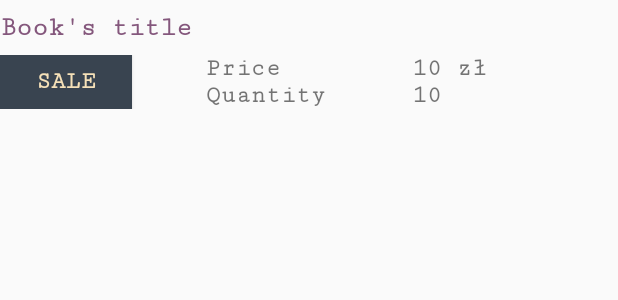
After one commit to eovka/BookInventory, an Android app: the layout book_item.xml on its own in the app's theme, with its tools: preview values and no code run, on a phone screen of 412 x 824 dp. The commit adds this screen. Shown: the top 300 px of the screen. Run offline under Robolectric (Android 15) with nearby library versions, the phone set to English and light mode, and no system bars.

Commit message:
ListView + item layout, CursorAdapter with ViewHolder

```diff
--- a/app/src/main/java/pl/pisze_czytam/bookinventory/BooksEditor.java
+++ b/app/src/main/java/pl/pisze_czytam/bookinventory/BooksEditor.java
@@ -121,12 +121,6 @@ public class BooksEditor extends AppCompatActivity {
                     Toast.makeText(this, R.string.book_required, Toast.LENGTH_SHORT).show();
                     return true;
                 }
-                int quantity = Integer.parseInt(bind.booksNumber.getText().toString().trim());
-                double price = Double.parseDouble(bind.bookPrice.getText().toString().trim());
-                if (quantity < 0 || price < 0.0) {
-                    Toast.makeText(this, R.string.values_below_zero, Toast.LENGTH_SHORT).show();
-                    return true;
-                }
                 insertBook();
                 finish();
                 return true;
--- /dev/null
+++ b/app/src/main/res/layout/book_item.xml
@@ -0,0 +1,74 @@
+<?xml version="1.0" encoding="utf-8"?>
+<LinearLayout xmlns:android="http://schemas.android.com/apk/res/android"
+    xmlns:tools="http://schemas.android.com/tools"
+    android:layout_width="match_parent"
+    android:layout_height="wrap_content"
+    android:orientation="vertical">
+
+    <TextView
+        android:id="@+id/title_view"
+        style="@style/ListItemTitle"
+        android:lines="1"
+        tools:text="Book's title" />
+
+    <LinearLayout
+        android:layout_width="match_parent"
+        android:layout_height="wrap_content"
+        android:baselineAligned="false"
+        android:orientation="horizontal"
+        android:paddingBottom="@dimen/standard_padding">
+
+        <RelativeLayout
+            android:layout_width="0dp"
+            android:layout_height="match_parent"
+            android:layout_weight="1">
+
+            <Button
+                android:id="@+id/sale_button"
+                android:layout_width="wrap_content"
+                android:layout_height="wrap_content"
+                android:background="@color/editorColorPrimary"
+                android:text="@string/sale"
+                android:textColor="@color/colorBackground"
+                android:textSize="@dimen/normal_text" />
+        </RelativeLayout>
+
+        <LinearLayout
+            android:layout_width="0dp"
+            android:layout_height="wrap_content"
+            android:layout_weight="2"
+            android:orientation="vertical">
+
+            <LinearLayout
+                android:layout_width="match_parent"
+                android:layout_height="wrap_content"
+                android:orientation="horizontal">
+
+                <TextView
+                    style="@style/DetailsInfo"
+                    android:text="@string/price" />
+
+                <TextView
+                    android:id="@+id/price_view"
+                    style="@style/DetailsInfo"
+                    tools:text="10 zł" />
+
+            </LinearLayout>
+
+            <LinearLayout
+                android:layout_width="match_parent"
+                android:layout_height="wrap_content"
+                android:orientation="horizontal">
+
+                <TextView
+                    style="@style/DetailsInfo"
+                    android:text="@string/quantity" />
+
+                <TextView
+                    android:id="@+id/quantity_view"
+                    style="@style/DetailsInfo"
+                    tools:text="10" />
+            </LinearLayout>
+        </LinearLayout>
+    </LinearLayout>
+</LinearLayout>
--- a/app/src/main/res/layout/books_editor.xml
+++ b/app/src/main/res/layout/books_editor.xml
@@ -30,7 +30,7 @@
                     android:layout_width="match_parent"
                     android:layout_height="wrap_content"
                     android:hint="@string/title"
-                    android:inputType="textCapWords" />
+                    android:inputType="text" />
 
                 <EditText
                     android:id="@+id/book_author"
--- a/app/src/main/res/layout/dialog_warning.xml
+++ b/app/src/main/res/layout/dialog_warning.xml
@@ -11,7 +11,7 @@
         android:layout_height="wrap_content"
         android:padding="@dimen/standard_padding"
         android:text="@string/warning_title"
-        android:textSize="@dimen/title_text"
+        android:textSize="@dimen/dialog_title"
         android:textStyle="bold"/>
 
     <TextView
--- a/app/src/main/res/layout/supplier_spinner.xml
+++ b/app/src/main/res/layout/supplier_spinner.xml
@@ -10,5 +10,5 @@
     android:paddingStart="@dimen/standard_padding"
     android:paddingTop="@dimen/standard_padding"
     android:singleLine="true"
-    android:textSize="@dimen/category_text"
+    android:textSize="@dimen/title_text"
     android:textStyle="bold" />
--- a/app/src/main/res/values/dimens.xml
+++ b/app/src/main/res/values/dimens.xml
@@ -1,8 +1,9 @@
 <?xml version="1.0" encoding="utf-8"?>
 <resources>
     <dimen name="normal_text">16sp</dimen>
-    <dimen name="category_text">18sp</dimen>
-    <dimen name="title_text">20sp</dimen>
+    <dimen name="title_text">18sp</dimen>
+    <dimen name="dialog_title">20sp</dimen>
+    <dimen name="smaller_padding">8dp</dimen>
     <dimen name="standard_padding">16dp</dimen>
     <dimen name="double_padding">32dp</dimen>
     <dimen name="button_margin">48dp</dimen>
--- a/app/src/main/res/values/strings.xml
+++ b/app/src/main/res/values/strings.xml
@@ -19,7 +19,6 @@
     <string name="quantity">Quantity</string>
     <string name="quantity_hint">Number of books</string>
     <string name="book_required">Book\'s title and supplier are required.</string>
-    <string name="values_below_zero">Neither price nor quantity can\'t be less than 0.</string>
     <string name="error_save_book">Error with saving book.</string>
     <string name="book_saved">Book saved.</string>
     <string name="supplier">Supplier</string>
@@ -34,4 +33,5 @@
     <string name="supplier_required">Name and phone number are required.</string>
     <string name="error_save_sup">Error with saving supplier.</string>
     <string name="supplier_saved">Supplier saved.</string>
+    <string name="sale">Sale</string>
 </resources>
--- a/app/src/main/res/values/styles.xml
+++ b/app/src/main/res/values/styles.xml
@@ -31,7 +31,7 @@
         <item name="android:fontFamily">serif-monospace</item>
         <item name="android:paddingTop">@dimen/standard_padding</item>
         <item name="android:textColor">@color/colorAccent</item>
-        <item name="android:textSize">@dimen/category_text</item>
+        <item name="android:textSize">@dimen/title_text</item>
         <item name="android:textStyle">bold</item>
     </style>
 
@@ -41,4 +41,20 @@
         <item name="android:textSize">@dimen/normal_text</item>
         <item name="android:textStyle">bold</item>
     </style>
+
+    <style name="ListItemTitle">
+        <item name="android:layout_width">wrap_content</item>
+        <item name="android:layout_height">wrap_content</item>
+        <item name="android:ellipsize">end</item>
+        <item name="android:textColor">@color/colorPrimary</item>
+        <item name="android:textSize">@dimen/title_text</item>
+        <item name="android:paddingTop">@dimen/smaller_padding</item>
+        <item name="android:paddingBottom">@dimen/smaller_padding</item>
+    </style>
+
+    <style name="DetailsInfo">
+        <item name="android:layout_width">0dp</item>
+        <item name="android:layout_height">wrap_content</item>
+        <item name="android:layout_weight">1</item>
+    </style>
 </resources>
```
Also changed, not shown: app/src/main/java/pl/pisze_czytam/bookinventory/BookCursorAdapter.java (added, +53 -0 lines), app/src/main/java/pl/pisze_czytam/bookinventory/CatalogActivity.java (+4 -61 lines), app/src/main/res/layout/activity_catalog.xml (+4 -3 lines).
